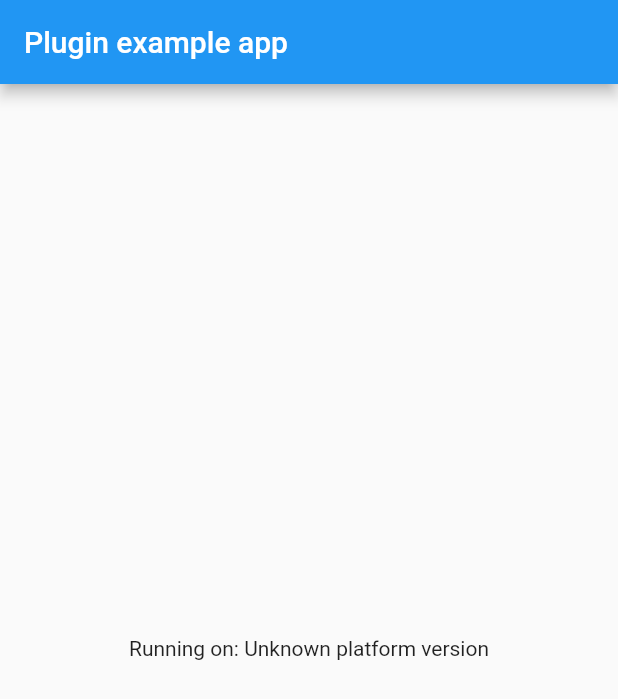
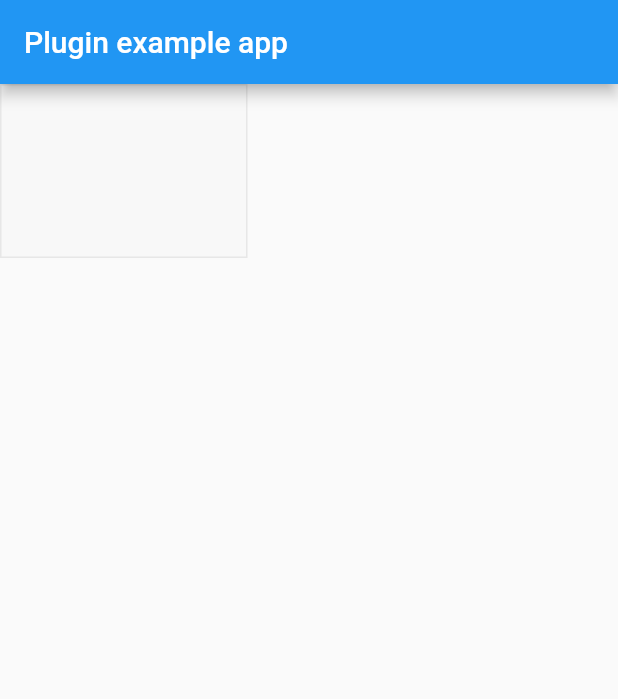
Before and after one commit to PerchCredit/misnap_flutter, a Flutter app: the screen it shows after launch, on a phone screen of 412 x 824 dp. Shown: the top 699 px of the screen. Run offline on Flutter 3.47's test engine with Material 2 defaults, Android fonts, the phone set to English and light mode, and no system bars; our stand-ins replace plugin_platform_interface.

Commit message:
update example sdk misnap

```diff
--- a/example/lib/main.dart
+++ b/example/lib/main.dart
@@ -1,7 +1,6 @@
 import 'package:flutter/material.dart';
 import 'dart:async';
 
-import 'package:flutter/services.dart';
 import 'package:misnap_flutter/misnap_flutter.dart';
 
 void main() {
@@ -16,8 +15,8 @@ class MyApp extends StatefulWidget {
 }
 
 class _MyAppState extends State<MyApp> {
-  String _platformVersion = 'Unknown';
-  final _misnapFlutterPlugin = MisnapFlutter();
+  // String _platformVersion = 'Unknown';
+  // final _misnapFlutterPlugin = MisnapFlutter();
 
   @override
   void initState() {
@@ -27,24 +26,24 @@ class _MyAppState extends State<MyApp> {
 
   // Platform messages are asynchronous, so we initialize in an async method.
   Future<void> initPlatformState() async {
-    String platformVersion;
+    // String platformVersion;
     // Platform messages may fail, so we use a try/catch PlatformException.
     // We also handle the message potentially returning null.
-    try {
-      platformVersion =
-          await _misnapFlutterPlugin.getPlatformVersion() ?? 'Unknown platform version';
-    } on PlatformException {
-      platformVersion = 'Failed to get platform version.';
-    }
+    // try {
+    //   platformVersion = await _misnapFlutterPlugin.getPlatformVersion() ??
+    //       'Unknown platform version';
+    // } on PlatformException {
+    //   platformVersion = 'Failed to get platform version.';
+    // }
 
-    // If the widget was removed from the tree while the asynchronous platform
-    // message was in flight, we want to discard the reply rather than calling
-    // setState to update our non-existent appearance.
-    if (!mounted) return;
+    // // If the widget was removed from the tree while the asynchronous platform
+    // // message was in flight, we want to discard the reply rather than calling
+    // // setState to update our non-existent appearance.
+    // if (!mounted) return;
 
-    setState(() {
-      _platformVersion = platformVersion;
-    });
+    // setState(() {
+    //   _platformVersion = platformVersion;
+    // });
   }
 
   @override
@@ -54,8 +53,13 @@ class _MyAppState extends State<MyApp> {
         appBar: AppBar(
           title: const Text('Plugin example app'),
         ),
-        body: Center(
-          child: Text('Running on: $_platformVersion\n'),
+        body: Column(
+          children: const [
+            MiSnapCheckBackView(
+              width: 165.0,
+              height: 116.0,
+            )
+          ],
         ),
       ),
     );
--- a/lib/components/misnap_check_back_view.dart
+++ b/lib/components/misnap_check_back_view.dart
@@ -1,7 +1,6 @@
 import 'package:flutter/foundation.dart';
 import 'package:flutter/material.dart';
 import 'package:flutter/services.dart';
-import 'package:mi_snap_flutter/misnap_flutter.dart';
 import 'package:misnap_flutter/misnap_config.dart';
 
 class MiSnapCheckBackView extends StatefulWidget {
@@ -9,12 +8,10 @@ class MiSnapCheckBackView extends StatefulWidget {
     Key? key,
     required this.width,
     required this.height,
-    required this.onPlatformViewCreated,
   }) : super(key: key);
 
   final double width;
   final double height;
-  final MiSnapController? Function(int) onPlatformViewCreated;
 
   @override
   State<MiSnapCheckBackView> createState() => _CheckBackViewState();
@@ -23,8 +20,33 @@ class MiSnapCheckBackView extends StatefulWidget {
 class _CheckBackViewState extends State<MiSnapCheckBackView> {
   @override
   Widget build(BuildContext context) {
-    final isAndroid = defaultTargetPlatform == TargetPlatform.android;
-    return isAndroid ? _platformViewLink() : _uiKitView();
+    if (defaultTargetPlatform != TargetPlatform.iOS &&
+        defaultTargetPlatform != TargetPlatform.android) {
+      throw UnsupportedError("Unsupported platform view");
+    }
+    return _photoCheckBackView(defaultTargetPlatform == TargetPlatform.android);
+  }
+
+  Widget _photoCheckBackView(bool isAndroid) {
+    return SizedBox(
+      height: widget.height,
+      width: widget.width,
+      child: Align(
+        alignment: Alignment.center,
+        child: InkWell(
+          child: Container(
+              decoration: BoxDecoration(
+                color: const Color.fromARGB(100, 245, 245, 245),
+                border: Border.all(
+                  width: 1,
+                  color: const Color.fromARGB(100, 204, 204, 204),
+                ),
+              ),
+              child: isAndroid ? _platformViewLink() : _uiKitView()),
+          onTap: () {},
+        ),
+      ),
+    );
   }
 
   Widget _platformViewLink() {
@@ -38,18 +60,13 @@ class _CheckBackViewState extends State<MiSnapCheckBackView> {
       height: widget.height,
       width: widget.width,
       child: Align(
-        alignment: Alignment.centerRight,
+        alignment: Alignment.center,
         child: UiKitView(
-          viewType: MiSnapPluginConfig.CHECK_BACK,
-          onPlatformViewCreated: _createController,
+          viewType: MiSnapPluginConfig.platformViewType,
           creationParams: creationParams,
           creationParamsCodec: const StandardMessageCodec(),
         ),
       ),
     );
   }
-
-  void _createController(int id) {
-    widget.onPlatformViewCreated(id);
-  }
 }
--- a/lib/misnap_config.dart
+++ b/lib/misnap_config.dart
@@ -1,6 +1,7 @@
 class MiSnapPluginConfig {
-  static const CHECK_BACK = 'misnap_check_back';
-  static const CHECK_FRONT = 'misnap_check_front';
-  static const ID_CARD_BACK = 'misnap_id_card_back';
-  static const ID_CARD_FRONT = 'misnap_id_card_front';
+  static const platformViewType = 'misnap-flutter';
+  static const checkBack = 'check-back';
+  static const checkFront = 'check-front';
+  static const idCardBack = 'id-card-back';
+  static const idCardFront = 'id-card-front';
 }
```
Also changed, not shown: 7 other files.
